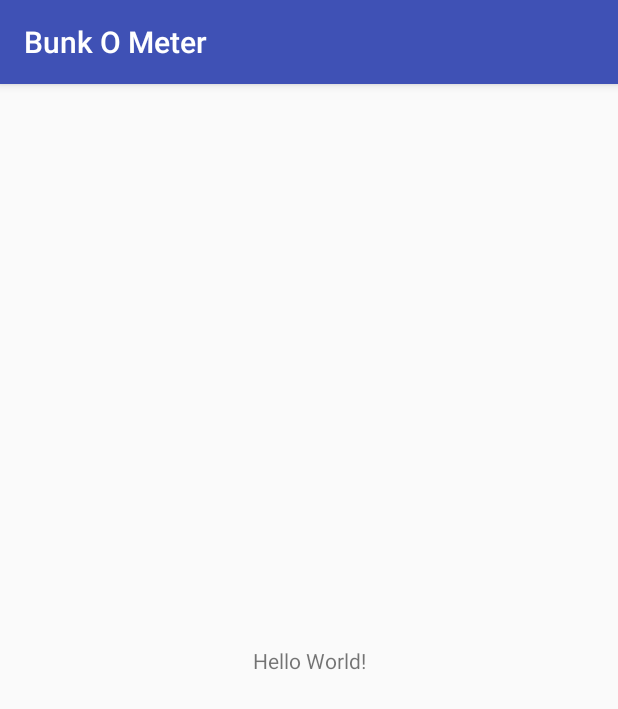
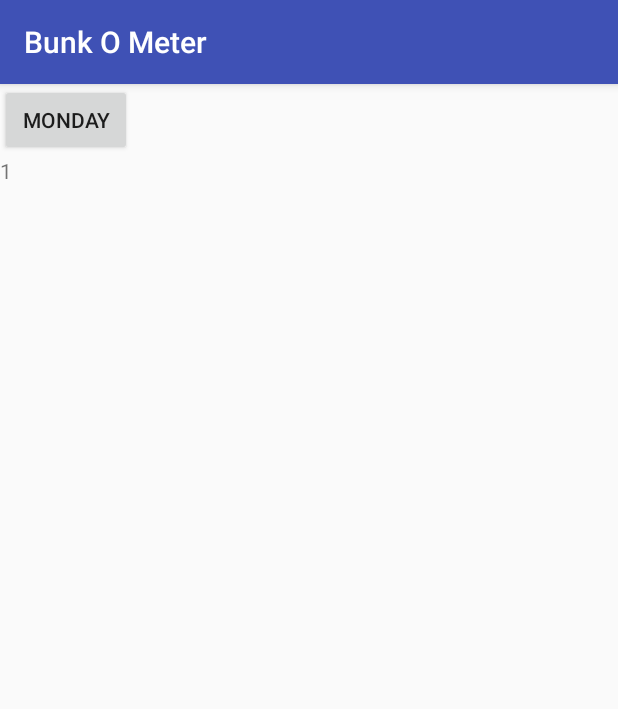
Before and after one commit to AldrichMascarenhas/Bunk-O-Meter, an Android app: the screen it shows after launch (MainActivity), on a phone screen of 412 x 824 dp. Shown: the top 709 px of the screen. Run offline under Robolectric (Android 15) with nearby library versions, the phone set to English and light mode, and no system bars.

Commit message:
#1 Add Monday Button and Text

```diff
--- a/app/src/main/java/com/nerdcutlet/bunkometer/MainActivity.java
+++ b/app/src/main/java/com/nerdcutlet/bunkometer/MainActivity.java
@@ -2,12 +2,21 @@ package com.nerdcutlet.bunkometer;
 
 import android.support.v7.app.AppCompatActivity;
 import android.os.Bundle;
+import android.widget.Button;
+import android.widget.TextView;
 
 public class MainActivity extends AppCompatActivity {
+
+    Button button_mon;
+    TextView textView_mon;
 
     @Override
     protected void onCreate(Bundle savedInstanceState) {
         super.onCreate(savedInstanceState);
         setContentView(R.layout.activity_main);
+
+        button_mon = (Button) findViewById(R.id.mon);
+        textView_mon = (TextView)findViewById(R.id.mon_text);
+
     }
 }
--- a/app/src/main/res/layout/activity_main.xml
+++ b/app/src/main/res/layout/activity_main.xml
@@ -1,18 +1,28 @@
 <?xml version="1.0" encoding="utf-8"?>
-<android.support.constraint.ConstraintLayout xmlns:android="http://schemas.android.com/apk/res/android"
-    xmlns:app="http://schemas.android.com/apk/res-auto"
+
+
+<LinearLayout xmlns:android="http://schemas.android.com/apk/res/android"
     xmlns:tools="http://schemas.android.com/tools"
     android:layout_width="match_parent"
     android:layout_height="match_parent"
-    tools:context="com.nerdcutlet.bunkometer.MainActivity">
+    android:orientation="vertical">
+
+
+
+    <Button
+        android:id="@+id/mon"
+        android:layout_width="wrap_content"
+        android:layout_height="wrap_content"
+        android:text="Monday"
+        tools:layout_editor_absoluteX="0dp"
+        tools:layout_editor_absoluteY="0dp" />
+
 
     <TextView
+        android:id="@+id/mon_text"
         android:layout_width="wrap_content"
         android:layout_height="wrap_content"
-        android:text="Hello World!"
-        app:layout_constraintBottom_toBottomOf="parent"
-        app:layout_constraintLeft_toLeftOf="parent"
-        app:layout_constraintRight_toRightOf="parent"
-        app:layout_constraintTop_toTopOf="parent" />
+        android:text="1" />
 
-</android.support.constraint.ConstraintLayout>
+
+</LinearLayout>
```
